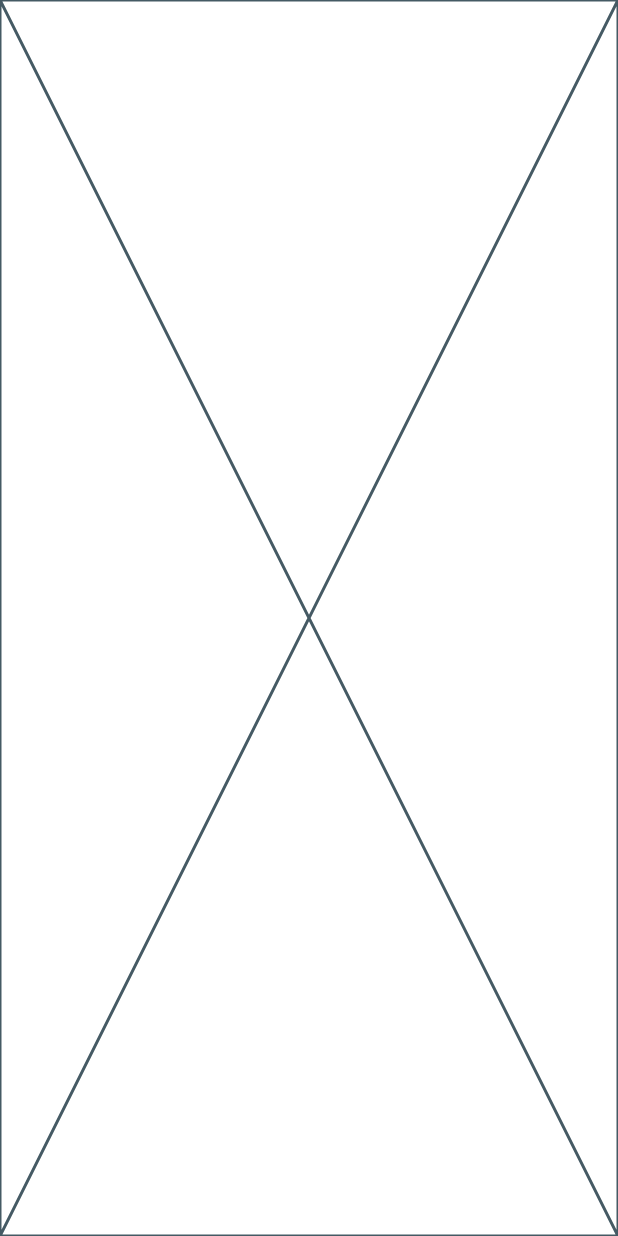
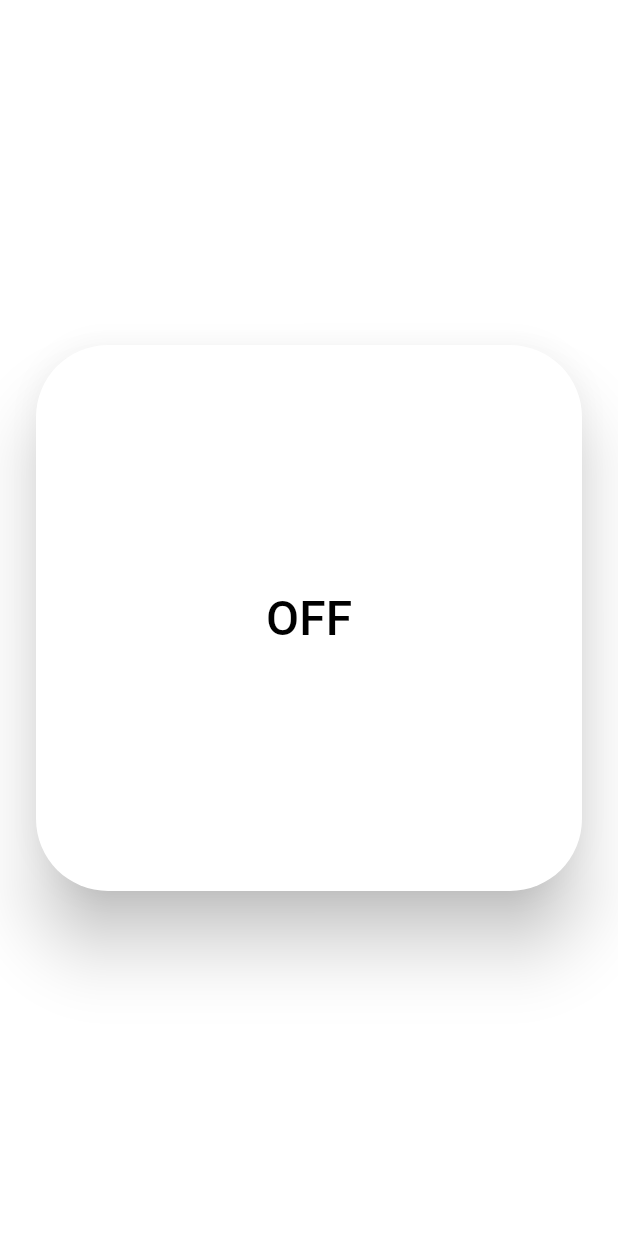
Before and after one commit to Jumpeee/notilight, a Flutter app: the screen it shows after launch, on a phone screen of 412 x 824 dp. Run offline on Flutter 3.47's test engine with Material 3 defaults, Android fonts, the light colour scheme and no system bars; our stand-ins replace flutter_riverpod.

Commit message:
Final UI.

```diff
--- a/lib/screens/switch_screen.dart
+++ b/lib/screens/switch_screen.dart
@@ -1,11 +1,18 @@
 import "package:flutter/material.dart";
 import "package:flutter_riverpod/flutter_riverpod.dart";
+
+import "package:notilight/widgets/switch_screen/switch_button.dart";
 
 class SwitchScreen extends ConsumerWidget {
   const SwitchScreen({super.key});
 
   @override
   Widget build(BuildContext context, WidgetRef ref) {
-    return const Placeholder();
+    return const Scaffold(
+      backgroundColor: Colors.white,
+      body: Center(
+        child: SwitchButton(),
+      ),
+    );
   }
 }
--- /dev/null
+++ b/lib/widgets/switch_screen/switch_button.dart
@@ -0,0 +1,43 @@
+import "package:flutter/material.dart";
+import "package:flutter_riverpod/flutter_riverpod.dart";
+
+final _modeProvider = StateProvider<bool>((ref) => false);
+
+class SwitchButton extends ConsumerWidget {
+  const SwitchButton({super.key});
+
+  @override
+  Widget build(BuildContext context, WidgetRef ref) {
+    final isOn = ref.watch(_modeProvider);
+
+    return Padding(
+      padding: const EdgeInsets.all(24),
+      child: AspectRatio(
+        aspectRatio: 1,
+        child: ElevatedButton(
+          style: ButtonStyle(
+            overlayColor: MaterialStateProperty.all(
+              isOn ? Colors.red : Colors.green,
+            ),
+            splashFactory: InkRipple.splashFactory,
+            elevation: MaterialStateProperty.all(20),
+            backgroundColor: MaterialStateProperty.all(Colors.white),
+            shape: MaterialStateProperty.all(
+              const RoundedRectangleBorder(
+                borderRadius: BorderRadius.all(Radius.circular(48)),
+              ),
+            ),
+          ),
+          onPressed: () => ref.read(_modeProvider.notifier).state = !isOn,
+          child: Text(
+            isOn ? "ON" : "OFF",
+            style: const TextStyle(
+              color: Colors.black,
+              fontSize: 32,
+            ),
+          ),
+        ),
+      ),
+    );
+  }
+}
```
Also changed, not shown: lib/main.dart (+24 -9 lines).
